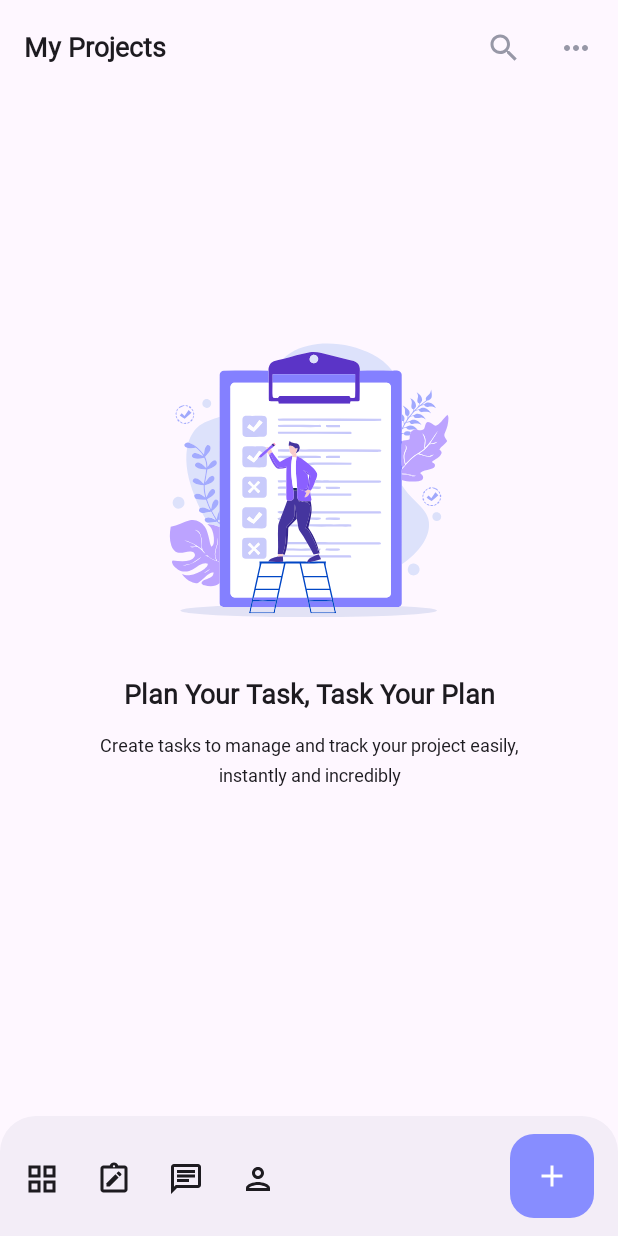
After one commit to guerrerorodrigo/myprojects, an Android app built with Jetpack Compose: the ProjectsList screen opened through its navigation route, on a phone screen of 412 x 824 dp. The commit adds this screen. Run offline under Robolectric (Android 15) with nearby library versions, the phone set to English and light mode, and no system bars; Roboto replaces fonts that are not available here.

Commit message:
Projects list.

```diff
--- a/app/src/main/java/com/rodrigoguerrero/myprojects/MainActivity.kt
+++ b/app/src/main/java/com/rodrigoguerrero/myprojects/MainActivity.kt
@@ -21,6 +21,7 @@ import androidx.navigation.compose.rememberNavController
 import com.rodrigoguerrero.myprojects.projects.ui.components.MainBottomBar
 import com.rodrigoguerrero.myprojects.projects.ui.screens.CreateProjectBottomSheet
 import com.rodrigoguerrero.myprojects.projects.ui.screens.MainScreen
+import com.rodrigoguerrero.myprojects.projects.ui.screens.ProjectsList
 import com.rodrigoguerrero.myprojects.ui.theme.MyProjectsTheme
 import kotlinx.collections.immutable.persistentListOf
 
@@ -44,8 +45,20 @@ class MainActivity : ComponentActivity() {
                     Scaffold(
                         bottomBar = {
                             MainBottomBar(
-                                onListClick = { },
-                                onTaskClick = { },
+                                onListClick = { navController.navigate("home") {
+                                    navController.graph.startDestinationRoute?.let { route ->
+                                        popUpTo(route)
+                                        launchSingleTop = true
+                                        restoreState = true
+                                    }
+                                } },
+                                onTaskClick = { navController.navigate("projects") {
+                                    navController.graph.startDestinationRoute?.let { route ->
+                                        popUpTo(route)
+                                    }
+                                    launchSingleTop = true
+                                    restoreState = true
+                                } },
                                 onMessageClick = { },
                                 onProfileClick = { },
                                 onNewProjectClick = {
@@ -65,8 +78,15 @@ class MainActivity : ComponentActivity() {
                                     numberOfNotifications = 0,
                                     recentProjects = persistentListOf(),
                                     todayTasks = persistentListOf(),
-                                    onViewAllProjects = { },
+                                    onViewAllProjects = { navController.navigate("projects") },
                                     onViewAllTasks = { }
+                                )
+                            }
+                            composable("projects") {
+                                ProjectsList(
+                                    projects = persistentListOf(),
+                                    onMore = { },
+                                    onSearch = { }
                                 )
                             }
                         }
--- /dev/null
+++ b/app/src/main/java/com/rodrigoguerrero/myprojects/projects/ui/components/MyProjectsTopBar.kt
@@ -0,0 +1,58 @@
+package com.rodrigoguerrero.myprojects.projects.ui.components
+
+import androidx.compose.material.icons.Icons
+import androidx.compose.material.icons.outlined.MoreHoriz
+import androidx.compose.material.icons.outlined.Search
+import androidx.compose.material3.ExperimentalMaterial3Api
+import androidx.compose.material3.Icon
+import androidx.compose.material3.IconButton
+import androidx.compose.material3.Text
+import androidx.compose.material3.TopAppBar
+import androidx.compose.runtime.Composable
+import androidx.compose.ui.Modifier
+import androidx.compose.ui.res.stringResource
+import androidx.compose.ui.tooling.preview.Preview
+import com.rodrigoguerrero.myprojects.R
+import com.rodrigoguerrero.myprojects.ui.theme.MyProjectsTheme
+
+@OptIn(ExperimentalMaterial3Api::class)
+@Composable
+fun MyProjectsTopBar(
+    modifier: Modifier = Modifier,
+    onMore: () -> Unit,
+    onSearch: () -> Unit
+) {
+    TopAppBar(
+        modifier = modifier,
+        title = {
+            Text(
+                text = stringResource(R.string.my_projects),
+                style = MyProjectsTheme.typography.heading5
+            )
+        },
+        actions = {
+            IconButton(onClick = onSearch) {
+                Icon(
+                    imageVector = Icons.Outlined.Search,
+                    contentDescription = null,
+                    tint = MyProjectsTheme.colors.black.copy(alpha = 0.5f)
+                )
+            }
+            IconButton(onClick = onMore) {
+                Icon(
+                    imageVector = Icons.Outlined.MoreHoriz,
+                    contentDescription = null,
+                    tint = MyProjectsTheme.colors.black.copy(alpha = 0.5f)
+                )
+            }
+        }
+    )
+}
+
+@Preview(showBackground = true)
+@Composable
+private fun PreviewMyProjectsTopBar() {
+    MyProjectsTheme {
+        MyProjectsTopBar(onMore = {}, onSearch = {})
+    }
+}
--- a/app/src/main/java/com/rodrigoguerrero/myprojects/shared/ui/ButtonWithIcons.kt
+++ b/app/src/main/java/com/rodrigoguerrero/myprojects/shared/ui/ButtonWithIcons.kt
@@ -49,7 +49,8 @@ fun ButtonWithIcons(
                 Icon(
                     imageVector = icon,
                     contentDescription = null,
-                    modifier = Modifier.size(dimensionResource(id = R.dimen.button_with_icons_icon_size))
+                    modifier = Modifier.size(dimensionResource(id = R.dimen.button_with_icons_icon_size)),
+                    tint = MyProjectsTheme.colors.black.copy(alpha = 0.6f)
                 )
             }
 
@@ -62,7 +63,8 @@ fun ButtonWithIcons(
                 Icon(
                     imageVector = icon,
                     contentDescription = null,
-                    modifier = Modifier.size(dimensionResource(id = R.dimen.button_with_icons_icon_size))
+                    modifier = Modifier.size(dimensionResource(id = R.dimen.button_with_icons_icon_size)),
+                    tint = MyProjectsTheme.colors.black.copy(alpha = 0.6f)
                 )
             }
         }
--- a/app/src/main/res/values/strings.xml
+++ b/app/src/main/res/values/strings.xml
@@ -47,4 +47,5 @@
     <string name="create_project_bottom_sheet">Create project</string>
     <string name="empty_title">Plan Your Task, Task Your Plan</string>
     <string name="empty_description">Create tasks to manage and track your project easily, instantly and incredibly</string>
+    <string name="my_projects">My Projects</string>
 </resources>
```
Also changed, not shown: app/src/main/java/com/rodrigoguerrero/myprojects/projects/ui/components/IconWithText.kt (+7 -3 lines), app/src/main/java/com/rodrigoguerrero/myprojects/projects/ui/components/ProjectDetailCard.kt (+11 -2 lines), app/src/main/java/com/rodrigoguerrero/myprojects/projects/ui/screens/ProjectsList.kt (added, +116 -0 lines).
